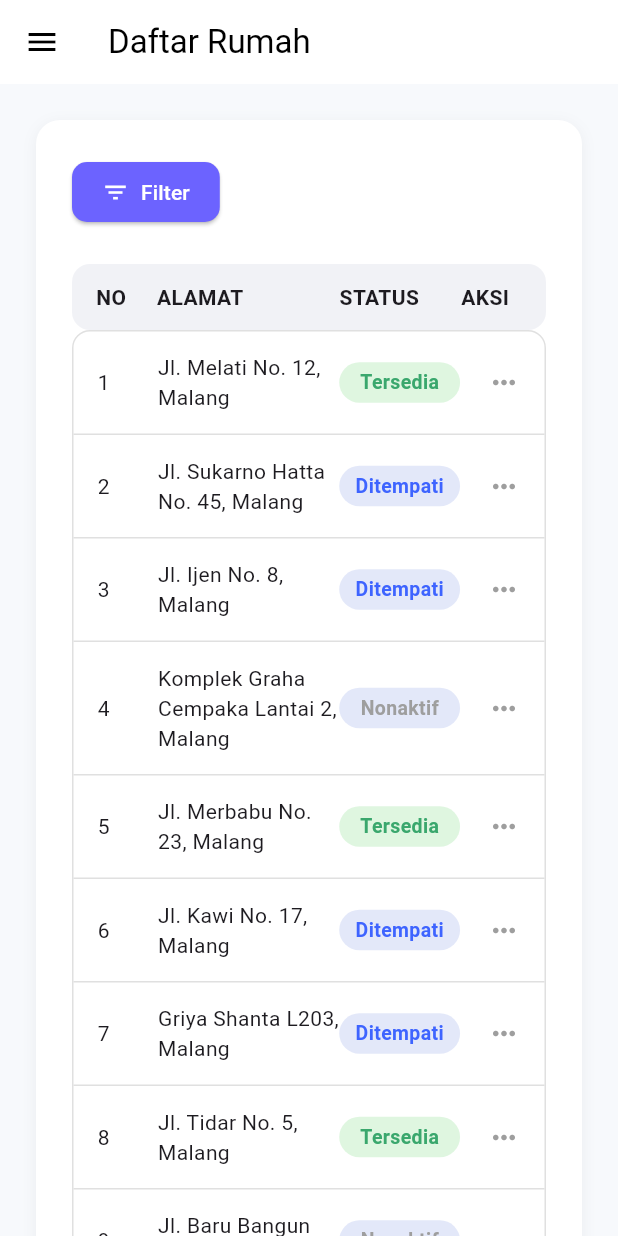
After one commit to rockhubzz/Jawara, a Flutter app: the DaftarRumahPage screen opened by its route, on a phone screen of 412 x 824 dp. The commit adds this screen. Run offline on Flutter 3.47's test engine with Material 3 defaults, Android fonts, the phone set to English and light mode, and no system bars; our stand-ins replace fl_chart, go_router.

Commit message:
menambahkan fitur: daftar rumah

```diff
--- /dev/null
+++ b/lib/data_warga_rumah/daftar_rumah_page.dart
@@ -0,0 +1,402 @@
+import 'package:flutter/material.dart';
+import 'package:go_router/go_router.dart';
+import 'package:jawara/widgets/appDrawer.dart';
+
+class DaftarRumahPage extends StatefulWidget {
+  const DaftarRumahPage({super.key});
+
+  @override
+  State<DaftarRumahPage> createState() => _DaftarRumahPageState();
+}
+
+class _DaftarRumahPageState extends State<DaftarRumahPage> {
+  final List<Map<String, String>> rumahList = [
+    {"no": "1", "alamat": "Jl. Melati No. 12, Malang", "status": "Tersedia"},
+    {
+      "no": "2",
+      "alamat": "Jl. Sukarno Hatta No. 45, Malang",
+      "status": "Ditempati",
+    },
+    {"no": "3", "alamat": "Jl. Ijen No. 8, Malang", "status": "Ditempati"},
+    {
+      "no": "4",
+      "alamat": "Komplek Graha Cempaka Lantai 2, Malang",
+      "status": "Nonaktif",
+    },
+    {"no": "5", "alamat": "Jl. Merbabu No. 23, Malang", "status": "Tersedia"},
+    {"no": "6", "alamat": "Jl. Kawi No. 17, Malang", "status": "Ditempati"},
+    {"no": "7", "alamat": "Griya Shanta L203, Malang", "status": "Ditempati"},
+    {"no": "8", "alamat": "Jl. Tidar No. 5, Malang", "status": "Tersedia"},
+    {
+      "no": "9",
+      "alamat": "Jl. Baru Bangun No. 10, Malang",
+      "status": "Nonaktif",
+    },
+    {"no": "10", "alamat": "Jl. Veteran No. 2, Malang", "status": "Tersedia"},
+  ];
+
+  List<Map<String, String>> filteredList = [];
+  int currentPage = 1;
+
+  // Filter values
+  String filterAlamat = '';
+  String filterStatus = '';
+
+  @override
+  void initState() {
+    super.initState();
+    filteredList = List.from(rumahList);
+  }
+
+  void openFilterDialog() {
+    String tempAlamat = filterAlamat;
+    String tempStatus = filterStatus;
+
+    showDialog(
+      context: context,
+      builder: (context) => AlertDialog(
+        shape: RoundedRectangleBorder(borderRadius: BorderRadius.circular(12)),
+        title: const Text(
+          "Filter Rumah",
+          style: TextStyle(fontWeight: FontWeight.bold),
+        ),
+        content: SizedBox(
+          width: 300, // agar dialog tidak terlalu sempit
+          child: Column(
+            mainAxisSize: MainAxisSize.min,
+            children: [
+              // Field Alamat
+              TextField(
+                decoration: const InputDecoration(
+                  labelText: "Alamat",
+                  hintText: "Cari nama...",
+                  border: OutlineInputBorder(),
+                  contentPadding: EdgeInsets.symmetric(
+                    horizontal: 12,
+                    vertical: 8,
+                  ),
+                ),
+                onChanged: (value) {
+                  tempAlamat = value;
+                },
+                controller: TextEditingController(text: tempAlamat),
+              ),
+              const SizedBox(height: 16),
+              // Dropdown Status
+              DropdownButtonFormField<String>(
+                decoration: const InputDecoration(
+                  labelText: "Status",
+                  border: OutlineInputBorder(),
+                  contentPadding: EdgeInsets.symmetric(
+                    horizontal: 12,
+                    vertical: 8,
+                  ),
+                ),
+                value: tempStatus.isEmpty ? null : tempStatus,
+                items: const [
+                  DropdownMenuItem(value: "Tersedia", child: Text("Tersedia")),
+                  DropdownMenuItem(
+                    value: "Ditempati",
+                    child: Text("Ditempati"),
+                  ),
+                  DropdownMenuItem(value: "Nonaktif", child: Text("Nonaktif")),
+                ],
+                onChanged: (value) {
+                  tempStatus = value ?? '';
+                },
+              ),
+            ],
+          ),
+        ),
+        actionsPadding: const EdgeInsets.symmetric(horizontal: 16, vertical: 8),
+        actions: [
+          Expanded(
+            child: Row(
+              children: [
+                Expanded(
+                  child: OutlinedButton(
+                    onPressed: () {
+                      setState(() {
+                        filterAlamat = '';
+                        filterStatus = '';
+                        filteredList = List.from(rumahList);
+                      });
+                      Navigator.pop(context);
+                    },
+                    child: const Text("Reset Filter"),
+                  ),
+                ),
+                const SizedBox(width: 12),
+                Expanded(
+                  child: ElevatedButton(
+                    onPressed: () {
+                      setState(() {
+                        filterAlamat = tempAlamat;
+                        filterStatus = tempStatus;
+
+                        filteredList = rumahList.where((rumah) {
+                          final matchesAlamat = rumah['alamat']!
+                              .toLowerCase()
+                              .contains(filterAlamat.toLowerCase());
+                          final matchesStatus = filterStatus.isEmpty
+                              ? true
+                              : rumah['status'] == filterStatus;
+                          return matchesAlamat && matchesStatus;
+                        }).toList();
+                      });
+                      Navigator.pop(context);
+                    },
+                    child: const Text("Terapkan"),
+                  ),
+                ),
+              ],
+            ),
+          ),
+        ],
+      ),
+    );
+  }
+
+  @override
+  Widget build(BuildContext context) {
+    return Scaffold(
+      backgroundColor: const Color(0xFFF7F9FC),
+      appBar: AppBar(
+        title: const Text(
+          "Daftar Rumah",
+          style: TextStyle(color: Colors.black),
+        ),
+        backgroundColor: Colors.white,
+        elevation: 0,
+        iconTheme: const IconThemeData(color: Colors.black),
+      ),
+      drawer: AppDrawer(email: 'admin1@mail.com'),
+      body: Center(
+        child: SingleChildScrollView(
+          padding: const EdgeInsets.all(24),
+          child: Container(
+            constraints: const BoxConstraints(maxWidth: 700),
+            padding: const EdgeInsets.all(24),
+            decoration: BoxDecoration(
+              color: Colors.white,
+              borderRadius: BorderRadius.circular(16),
+              boxShadow: [
+                BoxShadow(
+                  color: Colors.black.withOpacity(0.05),
+                  blurRadius: 8,
+                  offset: const Offset(0, 2),
+                ),
+              ],
+            ),
+            child: Column(
+              crossAxisAlignment: CrossAxisAlignment.center,
+              children: [
+                // Tombol Filter
+                Align(
+                  alignment: Alignment.topLeft,
+                  child: ElevatedButton.icon(
+                    style: ElevatedButton.styleFrom(
+                      backgroundColor: const Color(0xFF6C63FF),
+                      shape: RoundedRectangleBorder(
+                        borderRadius: BorderRadius.circular(10),
+                      ),
+                      padding: const EdgeInsets.symmetric(
+                        horizontal: 20,
+                        vertical: 10,
+                      ),
+                    ),
+                    onPressed: openFilterDialog,
+                    icon: const Icon(Icons.filter_list, color: Colors.white),
+                    label: const Text(
+                      'Filter',
+                      style: TextStyle(color: Colors.white),
+                    ),
+                  ),
+                ),
+                const SizedBox(height: 24),
+
+                // Tabel Header
+                Container(
+                  decoration: BoxDecoration(
+                    color: const Color(0xFFF1F2F6),
+                    borderRadius: BorderRadius.circular(12),
+                  ),
+                  padding: const EdgeInsets.symmetric(
+                    horizontal: 16,
+                    vertical: 12,
+                  ),
+                  child: Row(
+                    children: const [
+                      Expanded(
+                        flex: 1,
+                        child: Text(
+                          'NO',
+                          style: TextStyle(fontWeight: FontWeight.bold),
+                        ),
+                      ),
+                      Expanded(
+                        flex: 3,
+                        child: Text(
+                          'ALAMAT',
+                          style: TextStyle(fontWeight: FontWeight.bold),
+                        ),
+                      ),
+                      Expanded(
+                        flex: 2,
+                        child: Text(
+                          'STATUS',
+                          style: TextStyle(fontWeight: FontWeight.bold),
+                        ),
+                      ),
+                      Expanded(
+                        flex: 1,
+                        child: Text(
+                          'AKSI',
+                          style: TextStyle(fontWeight: FontWeight.bold),
+                        ),
+                      ),
+                    ],
+                  ),
+                ),
+
+                // Isi Data
+                Container(
+                  decoration: BoxDecoration(
+                    borderRadius: BorderRadius.circular(12),
+                    border: Border.all(color: const Color(0xFFE0E0E0)),
+                  ),
+                  child: Column(
+                    children: filteredList.map((data) {
+                      bool tersedia = data['status'] == 'Tersedia';
+                      Color backgroundColor;
+                      Color textColor;
+
+                      switch (data['status']) {
+                        case 'Tersedia':
+                          backgroundColor = const Color(
+                            0xFFDFF6E0,
+                          ); // hijau muda
+                          textColor = const Color(0xFF3AA76D); // hijau gelap
+                          break;
+                        case 'Ditempati':
+                          backgroundColor = const Color(
+                            0xFFE3E8F9,
+                          ); // biru muda
+                          textColor = const Color(0xFF3E64FF); // biru gelap
+                          break;
+                        case 'Nonaktif':
+                          backgroundColor = const Color(
+                            0xFFF5E5E5,
+                          ); // abu-abu muda
+                          textColor = const Color(0xFF9E9E9E); // abu-abu gelap
+                          break;
+                        default:
+                          backgroundColor = Colors.grey;
+                          textColor = Colors.black;
+                      }
+
+                      return Container(
+                        padding: const EdgeInsets.symmetric(
+                          horizontal: 16,
+                          vertical: 14,
+                        ),
+                        decoration: const BoxDecoration(
+                          border: Border(
+                            bottom: BorderSide(color: Color(0xFFE0E0E0)),
+                          ),
+                        ),
+                        child: Row(
+                          children: [
+                            Expanded(flex: 1, child: Text(data['no']!)),
+                            Expanded(flex: 3, child: Text(data['alamat']!)),
+                            Expanded(
+                              flex: 2,
+                              child: Container(
+                                alignment: Alignment.center,
+                                padding: const EdgeInsets.symmetric(
+                                  horizontal: 10,
+                                  vertical: 4,
+                                ),
+                                decoration: BoxDecoration(
+                                  color: tersedia
+                                      ? const Color(0xFFDFF6E0)
+                                      : const Color(0xFFE3E8F9),
+                                  borderRadius: BorderRadius.circular(20),
+                                ),
+                                child: Text(
+                                  data['status']!,
+                                  style: TextStyle(
+                                    color: textColor,
+                                    fontWeight: FontWeight.w600,
+                                    fontSize: 13,
+                                  ),
+                                ),
+                              ),
+                            ),
+                            const Expanded(
+                              flex: 1,
+                              child: Align(
+                                alignment: Alignment.centerRight,
+                                child: Icon(
+                                  Icons.more_horiz,
+                                  color: Colors.grey,
+                                  size: 22,
+                                ),
+                              ),
+                            ),
+                          ],
+                        ),
+                      );
+                    }).toList(),
+                  ),
+                ),
+
+                const SizedBox(height: 20),
+
+                // Pagination
+                Row(
+                  mainAxisAlignment: MainAxisAlignment.center,
+                  children: [
+                    IconButton(
+                      icon: const Icon(Icons.chevron_left),
+                      onPressed: currentPage > 1
+                          ? () {
+                              setState(() {
+                                currentPage--;
+                              });
+                            }
+                          : null,
+                    ),
+                    Container(
+                      padding: const EdgeInsets.symmetric(
+                        horizontal: 10,
+                        vertical: 6,
+                      ),
+                      decoration: BoxDecoration(
+                        color: const Color(0xFF6C63FF),
+                        borderRadius: BorderRadius.circular(8),
+                      ),
+                      child: Text(
+                        '$currentPage',
+                        style: const TextStyle(color: Colors.white),
+                      ),
+                    ),
+                    const SizedBox(width: 8),
+                    IconButton(
+                      icon: const Icon(Icons.chevron_right),
+                      onPressed: () {
+                        setState(() {
+                          currentPage++;
+                        });
+                      },
+                    ),
+                  ],
+                ),
+              ],
+            ),
+          ),
+        ),
+      ),
+    );
+  }
+}
--- a/lib/main.dart
+++ b/lib/main.dart
@@ -1,13 +1,14 @@
 import 'package:flutter/material.dart';
 import 'package:go_router/go_router.dart';
 import 'package:jawara/pemasukan/tagih_iuran_page.dart';
+import 'package:jawara/data_warga_rumah/daftar_rumah_page.dart';
+import 'package:jawara/data_warga_rumah/tambahRumah_page.dart';
+import 'package:jawara/data_warga_rumah/tambahWarga_page.dart';
 import 'Kegiatan & Broadcast/KegiatanTambah.dart';
 import 'pages/login_page.dart';
 import 'Dashboard/Kegiatan.dart';
 import 'Dashboard/Kependudukan.dart';
 import 'Dashboard/Keuangan.dart';
-import 'data_warga_rumah/tambahRumah_page.dart';
-import 'data_warga_rumah/tambahWarga_page.dart';
 
 void main() {
   runApp(const MyApp());
@@ -57,6 +58,10 @@ class MyApp extends StatelessWidget {
           builder: (context, state) => const TambahWargaPage(),
         ),
         GoRoute(
+          path: '/data_warga_rumah/daftarRumah',
+          builder: (context, state) => const DaftarRumahPage(),
+        ),
+        GoRoute(
           path: '/pemasukan/tagihIuran',
           builder: (context, state) => const TagihIuranPage(),
         ),
--- a/lib/widgets/appDrawer.dart
+++ b/lib/widgets/appDrawer.dart
@@ -145,6 +145,11 @@ class AppDrawer extends StatelessWidget {
                 title: "Rumah - Tambah",
                 icon: Icons.house_outlined,
                 route: '/data_warga_rumah/tambahRumah',
+              ),
+              buildNavTile(
+                title: "Rumah - Daftar",
+                icon: Icons.apartment_outlined,
+                route: '/data_warga_rumah/daftarRumah',
               ),
               buildNavTile(
                 title: "Warga - Tambah",
```
